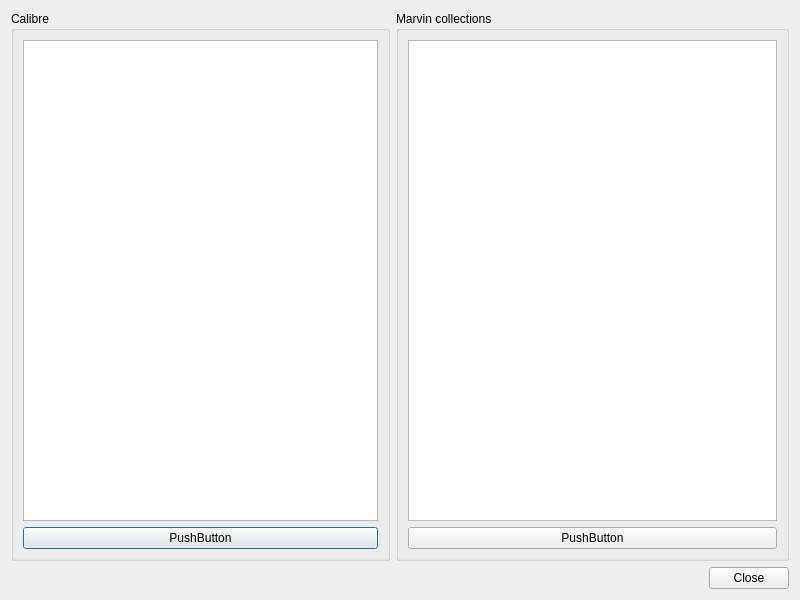
Philantrop/calibre-marvin-manager, file dialogs/collections.ui: the form before one commit.
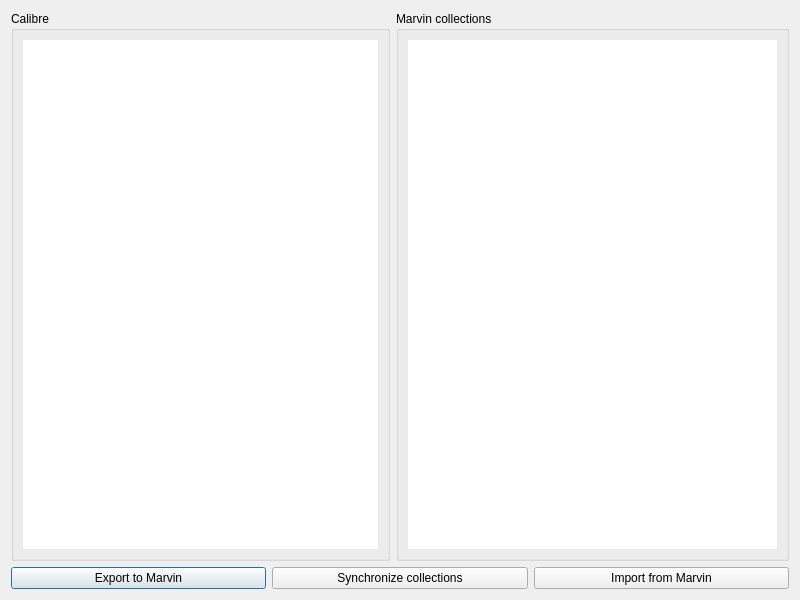
The form after the commit. Icons and pictures are not drawn.

Commit message: First pass Collections Manager

```diff
--- a/dialogs/collections.ui
+++ b/dialogs/collections.ui
@@ -19,7 +19,9 @@
   </property>
   <layout class="QGridLayout" name="gridLayout">
    <item row="0" column="0">
-    <layout class="QHBoxLayout" name="horizontalLayout">
+    <layout class="QVBoxLayout" name="master_vl">
+     <item>
+      <layout class="QHBoxLayout" name="collections_hl">
      <item>
       <widget class="QGroupBox" name="calibre_gb">
        <property name="sizePolicy">
@@ -41,12 +43,9 @@
         <item>
          <layout class="QVBoxLayout" name="calibre_vl">
           <item>
-           <widget class="QListView" name="calibre_lw"/>
-          </item>
-          <item>
-           <widget class="QPushButton" name="export_to_marvin_button">
-            <property name="text">
-             <string>PushButton</string>
+             <widget class="QListView" name="calibre_lw">
+              <property name="frameShape">
+               <enum>QFrame::NoFrame</enum>
             </property>
            </widget>
           </item>
@@ -70,31 +69,45 @@
         <item>
          <layout class="QVBoxLayout" name="marvin_vl">
           <item>
-           <widget class="QListView" name="marvin_lw"/>
+             <widget class="QListView" name="marvin_lw">
+              <property name="frameShape">
+               <enum>QFrame::NoFrame</enum>
+              </property>
+             </widget>
+            </item>
+           </layout>
+          </item>
+         </layout>
+        </widget>
+       </item>
+      </layout>
+     </item>
+     <item>
+      <layout class="QHBoxLayout" name="buttons_hl">
+       <item>
+        <widget class="QPushButton" name="export_to_marvin_button">
+         <property name="text">
+          <string>Export to Marvin</string>
+         </property>
+        </widget>
+       </item>
+       <item>
+        <widget class="QPushButton" name="synchronize_collections_button">
+         <property name="text">
+          <string>Synchronize collections</string>
+         </property>
+        </widget>
           </item>
           <item>
            <widget class="QPushButton" name="import_from_marvin_button">
             <property name="text">
-             <string>PushButton</string>
+          <string>Import from Marvin</string>
             </property>
            </widget>
           </item>
          </layout>
         </item>
        </layout>
-      </widget>
-     </item>
-    </layout>
-   </item>
-   <item row="1" column="0">
-    <widget class="QDialogButtonBox" name="bb">
-     <property name="layoutDirection">
-      <enum>Qt::LeftToRight</enum>
-     </property>
-     <property name="standardButtons">
-      <set>QDialogButtonBox::Close</set>
-     </property>
-    </widget>
    </item>
   </layout>
  </widget>
```
Lines whose indentation alone changed are shown as unchanged. The commit also changes 2 other files.
